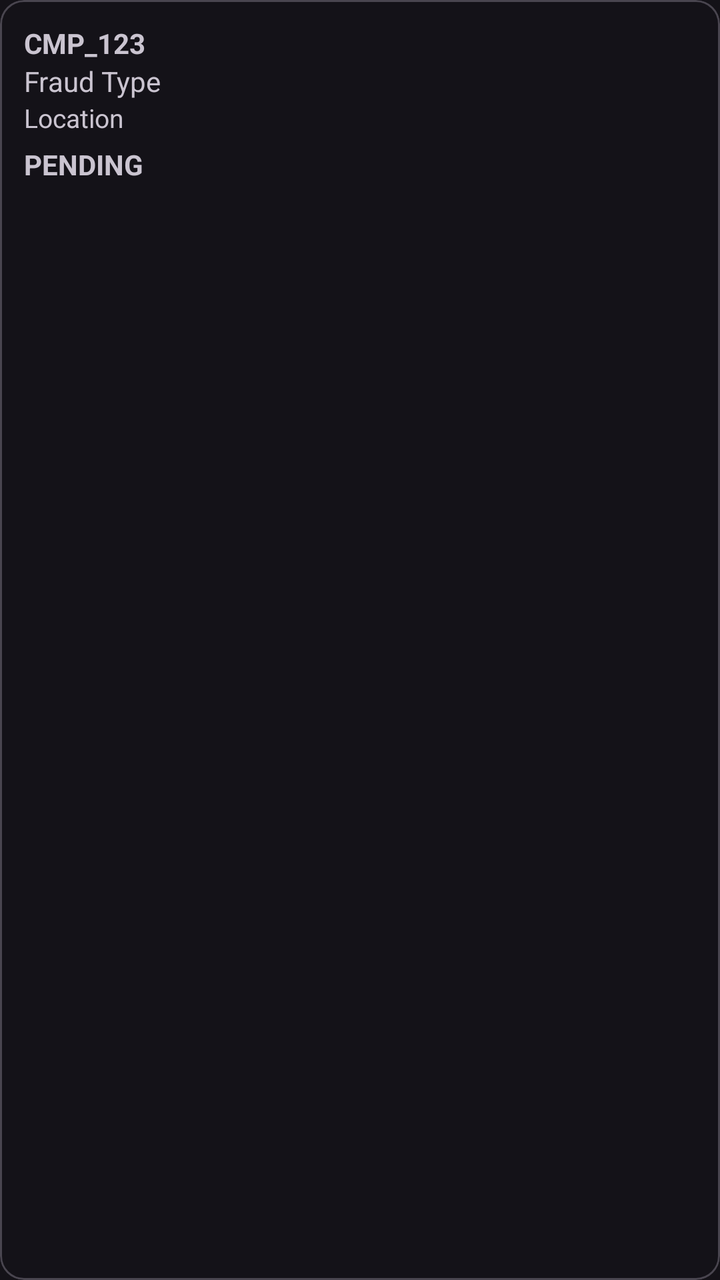
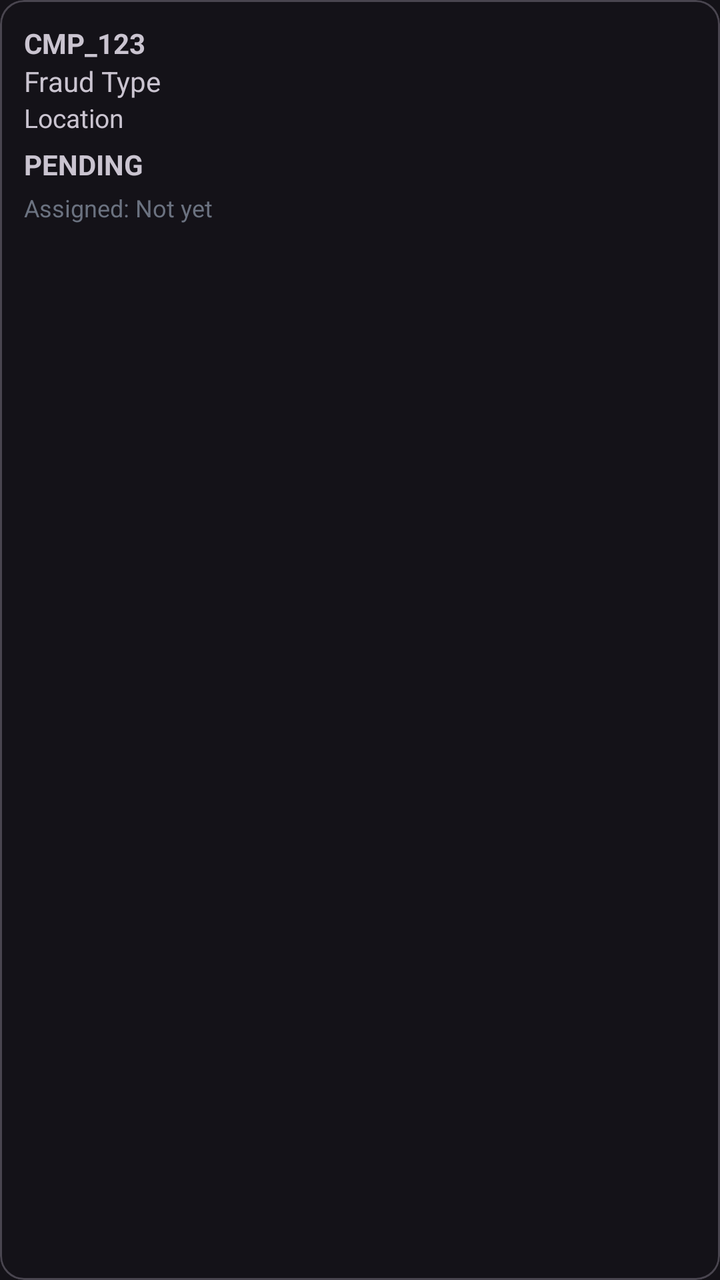

The first picture is an Android layout as it rendered before a commit; the second is the same layout after the commit. The layout source and the unified diff follow.
<!-- AndroidManifest.xml: application theme Theme.QDECCitizen -->
<!-- res/layout/item_complaint.xml -->
<?xml version="1.0" encoding="utf-8"?>
<com.google.android.material.card.MaterialCardView
    xmlns:android="http://schemas.android.com/apk/res/android"
    android:layout_width="match_parent"
    android:layout_height="wrap_content"
    android:layout_margin="8dp">

    <LinearLayout
        android:orientation="vertical"
        android:layout_width="match_parent"
        android:layout_height="wrap_content"
        android:padding="12sp"
        >

        <TextView
            android:id="@+id/tvId"
            android:text="CMP_123"
            android:textStyle="bold"
            android:textSize="14sp"
            android:layout_width="wrap_content"
            android:layout_height="wrap_content"/>

        <TextView
            android:id="@+id/tvType"
            android:text="Fraud Type"
            android:textSize="14sp"
            android:layout_width="wrap_content"
            android:layout_height="wrap_content"/>

        <TextView
            android:id="@+id/tvLocation"
            android:text="Location"
            android:textSize="13sp"
            android:layout_width="wrap_content"
            android:layout_height="wrap_content"/>

        <TextView
            android:id="@+id/tvStatus"
            android:text="PENDING"
            android:textStyle="bold"
            android:layout_marginTop="5dp"
            android:layout_width="wrap_content"
            android:layout_height="wrap_content"/>

    </LinearLayout>

</com.google.android.material.card.MaterialCardView>
<!-- resources referenced by this layout -->
<resources>
  <style name="Theme.QDECCitizen" parent="Theme.Material3.Dark.NoActionBar">
      </style>
</resources>

<!-- the commit's change to res/layout/item_complaint.xml (unified diff, before → after) -->
@@ -34,6 +34,8 @@
             android:layout_width="wrap_content"
             android:layout_height="wrap_content"/>
 
+
+
         <TextView
             android:id="@+id/tvStatus"
             android:text="PENDING"
@@ -42,6 +44,16 @@
             android:layout_width="wrap_content"
             android:layout_height="wrap_content"/>
 
+
+        <TextView
+            android:id="@+id/tvOfficer"
+            android:text="Assigned: Not yet"
+            android:textSize="12sp"
+            android:textColor="#6B7280"
+            android:layout_marginTop="4dp"
+            android:layout_width="wrap_content"
+            android:layout_height="wrap_content"/>
+
     </LinearLayout>
 
 </com.google.android.material.card.MaterialCardView>
